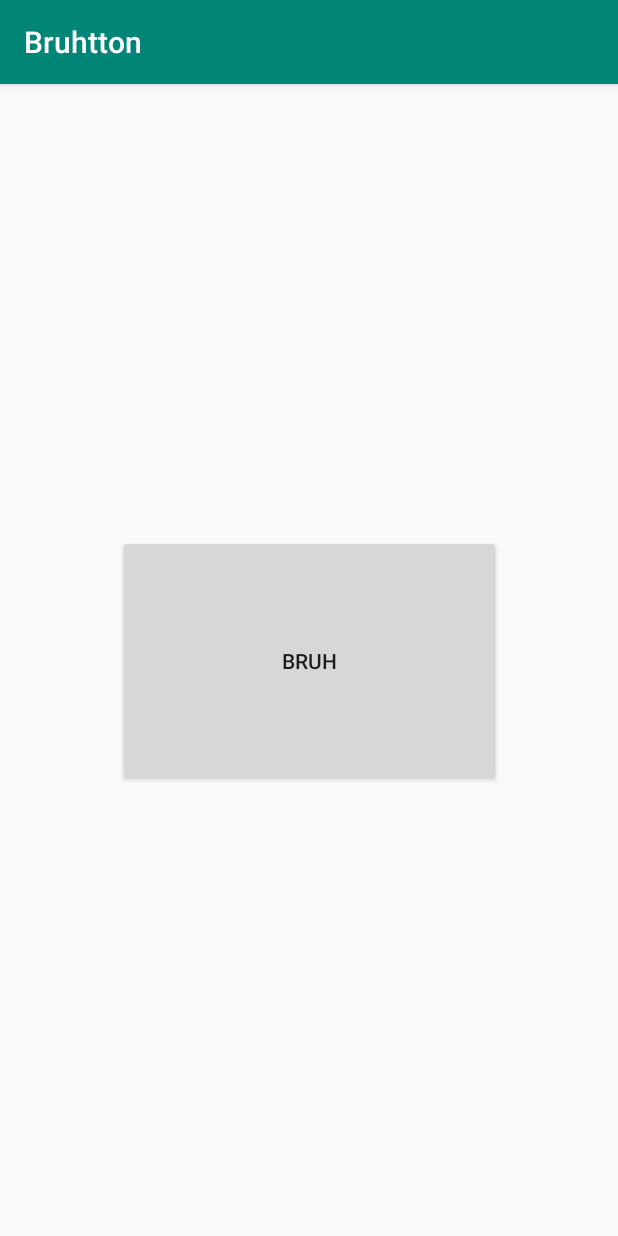
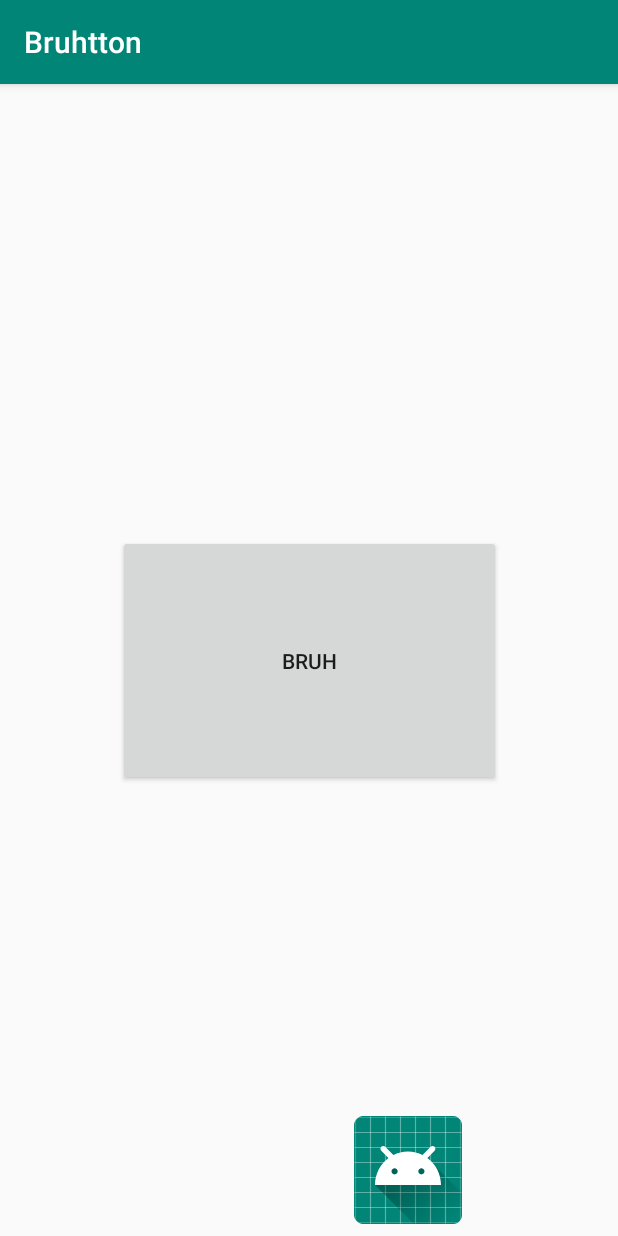
Before and after one commit to FamiKona/bruhtton-android, an Android app: the screen it shows after launch (MainActivity), on a phone screen of 412 x 824 dp. Run offline under Robolectric (Android 15) with nearby library versions, the phone set to English and light mode, and no system bars.

Commit message:
getting there

```diff
--- a/app/src/main/java/com/famikona/bruhtton/MainActivity.java
+++ b/app/src/main/java/com/famikona/bruhtton/MainActivity.java
@@ -6,21 +6,26 @@ import android.os.Bundle;
 import android.view.View;
 import android.widget.Button;
 import android.widget.Toast;
+import android.widget.ImageView;
 
 public class MainActivity extends AppCompatActivity {
     Button brtn;
     MediaPlayer mp;
+    ImageView img;
+
 
     @Override
     protected void onCreate(Bundle savedInstanceState) {
         super.onCreate(savedInstanceState);
         setContentView(R.layout.activity_main);
+        img = findViewById(R.id.imageView);
         brtn = findViewById(R.id.btnBruh);
         mp = MediaPlayer.create(this, R.raw.bruh);
         brtn.setOnClickListener(new View.OnClickListener(){
             @Override
             public void onClick(View view){
 
+                img.setVisibility(View.VISIBLE);
                 try {
                     if (mp.isPlaying()) {
                         mp.pause();
@@ -31,6 +36,7 @@ public class MainActivity extends AppCompatActivity {
                     e.printStackTrace();
                 }
                 bruh(view);
+                img.setVisibility(View.INVISIBLE);
             }
         });
     }
--- a/app/src/main/res/layout/activity_main.xml
+++ b/app/src/main/res/layout/activity_main.xml
@@ -20,4 +20,18 @@
         app:layout_constraintEnd_toEndOf="parent"
         app:layout_constraintStart_toStartOf="parent"
         app:layout_constraintTop_toTopOf="parent" />
+
+    <ImageView
+        android:id="@+id/imageView"
+        android:layout_width="wrap_content"
+        android:layout_height="wrap_content"
+        android:layout_marginStart="140dp"
+        android:layout_marginEnd="8dp"
+        android:layout_marginBottom="8dp"
+        android:contentDescription="@string/bruhface"
+        app:layout_constraintBottom_toBottomOf="parent"
+        app:layout_constraintEnd_toEndOf="parent"
+        app:layout_constraintStart_toStartOf="parent"
+        app:srcCompat="@mipmap/ic_launcher"
+        tools:srcCompat="@tools:sample/avatars[14]" />
 </android.support.constraint.ConstraintLayout>
--- a/app/src/main/res/values/strings.xml
+++ b/app/src/main/res/values/strings.xml
@@ -1,4 +1,5 @@
 <resources>
     <string name="app_name">Bruhtton</string>
     <string name="bruh">Bruh</string>
+    <string name="bruhface">Bruh face</string>
 </resources>
```
